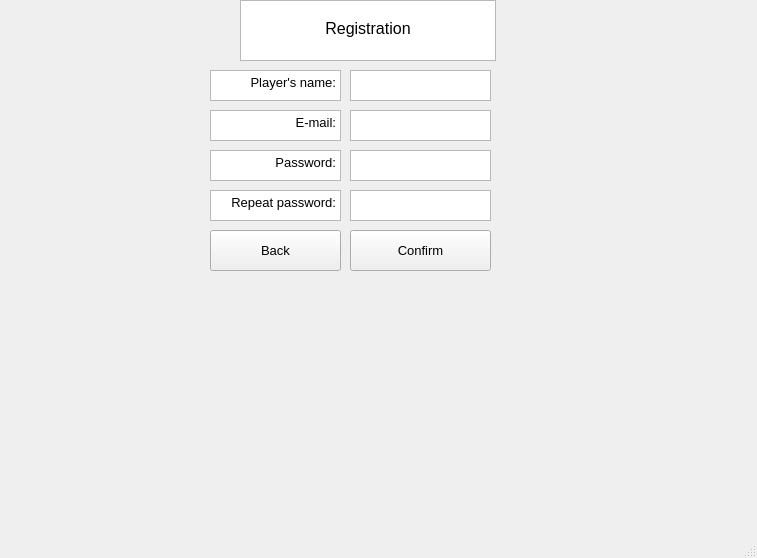
Old version of the form reg.ui in the repository Syrkery/platformer.
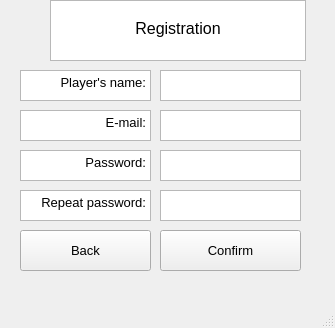
New version of the form.

Commit message: изменил размеры окна

```diff
--- a/reg.ui
+++ b/reg.ui
@@ -6,8 +6,8 @@
    <rect>
     <x>0</x>
     <y>0</y>
-    <width>757</width>
-    <height>558</height>
+    <width>335</width>
+    <height>328</height>
    </rect>
   </property>
   <property name="windowTitle">
@@ -17,7 +17,7 @@
    <widget class="QTextBrowser" name="textBrowser">
     <property name="geometry">
      <rect>
-      <x>240</x>
+      <x>50</x>
       <y>0</y>
       <width>256</width>
       <height>61</height>
@@ -35,7 +35,7 @@
    <widget class="QTextBrowser" name="textBrowser_2">
     <property name="geometry">
      <rect>
-      <x>210</x>
+      <x>20</x>
       <y>70</y>
       <width>131</width>
       <height>31</height>
@@ -52,7 +52,7 @@
    <widget class="QTextBrowser" name="textBrowser_3">
     <property name="geometry">
      <rect>
-      <x>210</x>
+      <x>20</x>
       <y>110</y>
       <width>131</width>
       <height>31</height>
@@ -69,7 +69,7 @@
    <widget class="QTextBrowser" name="textBrowser_4">
     <property name="geometry">
      <rect>
-      <x>210</x>
+      <x>20</x>
       <y>150</y>
       <width>131</width>
       <height>31</height>
@@ -86,7 +86,7 @@
    <widget class="QTextBrowser" name="textBrowser_5">
     <property name="geometry">
      <rect>
-      <x>210</x>
+      <x>20</x>
       <y>190</y>
       <width>131</width>
       <height>31</height>
@@ -103,7 +103,7 @@
    <widget class="QPlainTextEdit" name="player_name">
     <property name="geometry">
      <rect>
-      <x>350</x>
+      <x>160</x>
       <y>70</y>
       <width>141</width>
       <height>31</height>
@@ -113,7 +113,7 @@
    <widget class="QPlainTextEdit" name="email">
     <property name="geometry">
      <rect>
-      <x>350</x>
+      <x>160</x>
       <y>110</y>
       <width>141</width>
       <height>31</height>
@@ -123,7 +123,7 @@
    <widget class="QPlainTextEdit" name="pass">
     <property name="geometry">
      <rect>
-      <x>350</x>
+      <x>160</x>
       <y>150</y>
       <width>141</width>
       <height>31</height>
@@ -142,7 +142,7 @@
    <widget class="QPlainTextEdit" name="pass_rep">
     <property name="geometry">
      <rect>
-      <x>350</x>
+      <x>160</x>
       <y>190</y>
       <width>141</width>
       <height>31</height>
@@ -161,7 +161,7 @@
    <widget class="QPushButton" name="pushButton">
     <property name="geometry">
      <rect>
-      <x>210</x>
+      <x>20</x>
       <y>230</y>
       <width>131</width>
       <height>41</height>
@@ -179,7 +179,7 @@
    <widget class="QPushButton" name="pushButton_2">
     <property name="geometry">
      <rect>
-      <x>350</x>
+      <x>160</x>
       <y>230</y>
       <width>141</width>
       <height>41</height>
```
Left out of the diff: 2 changed lines with no effect on the pictures.
